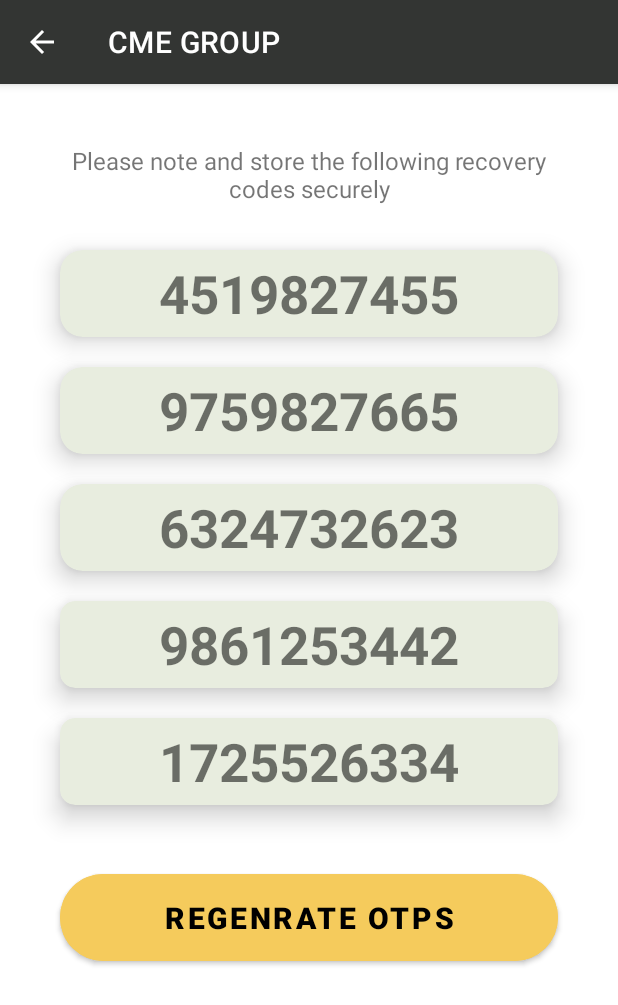
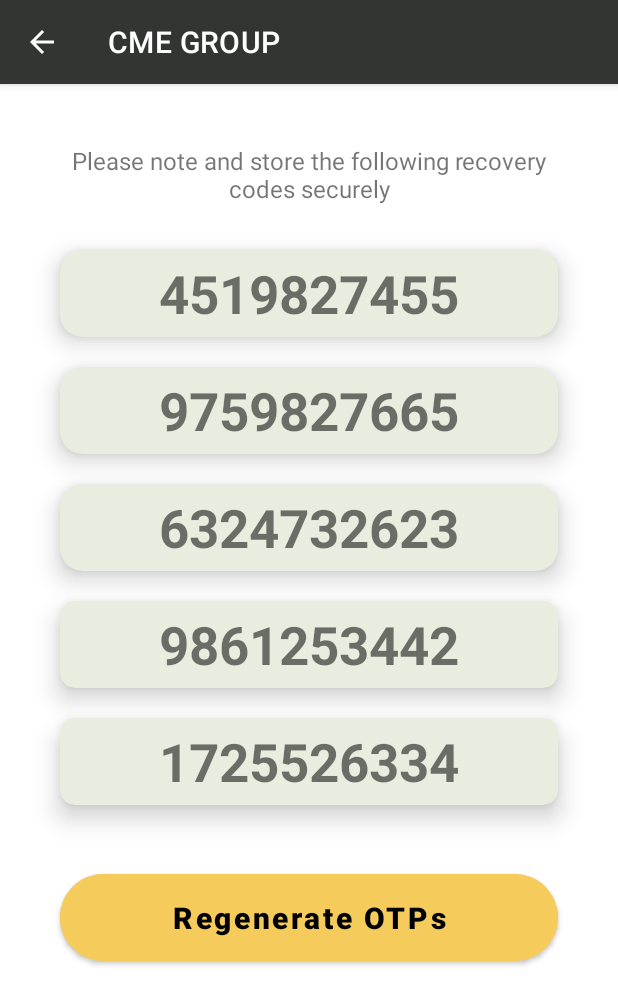
Before and after one commit to DuoSec-2FA/android-client, an Android app: the RecoveryCodeActivity screen opened directly, with no data from a screen before it, on a phone screen of 412 x 824 dp. Shown: the top 1005 px of the screen. Run offline under Robolectric (Android 15) with nearby library versions, the phone set to English and light mode, and no system bars.

Commit message:
[XML] Recovery Codes reviewed by anjali

```diff
--- a/app/src/main/res/layout/activity_recovery_code.xml
+++ b/app/src/main/res/layout/activity_recovery_code.xml
@@ -25,6 +25,7 @@
         android:layout_below="@id/tv_info"
         android:layout_marginHorizontal="40dp"
         android:layout_marginVertical="10dp"
+        android:paddingVertical="5dp"
         app:cardBackgroundColor="#E8EDDF"
         app:cardCornerRadius="15dp"
         app:cardElevation="10dp"
@@ -50,6 +51,7 @@
         android:layout_below="@id/cv_1"
         android:layout_marginHorizontal="40dp"
         android:layout_marginVertical="10dp"
+        android:paddingVertical="5dp"
         app:cardBackgroundColor="#E8EDDF"
         app:cardCornerRadius="15dp"
         app:cardElevation="10dp"
@@ -74,6 +76,7 @@
         android:layout_below="@id/cv_2"
         android:layout_marginHorizontal="40dp"
         android:layout_marginVertical="10dp"
+        android:paddingVertical="5dp"
         app:cardBackgroundColor="#E8EDDF"
         app:cardCornerRadius="15dp"
         app:cardElevation="10dp"
@@ -149,7 +152,8 @@
         android:layout_marginTop="30dp"
         android:backgroundTint="#F5CB5C"
         android:paddingVertical="15dp"
-        android:text="Regenrate OTPs"
+        android:text="Regenerate OTPs"
+        android:textAllCaps="false"
         android:textColor="@color/black"
         android:textSize="20sp"
         android:textStyle="bold"
```
